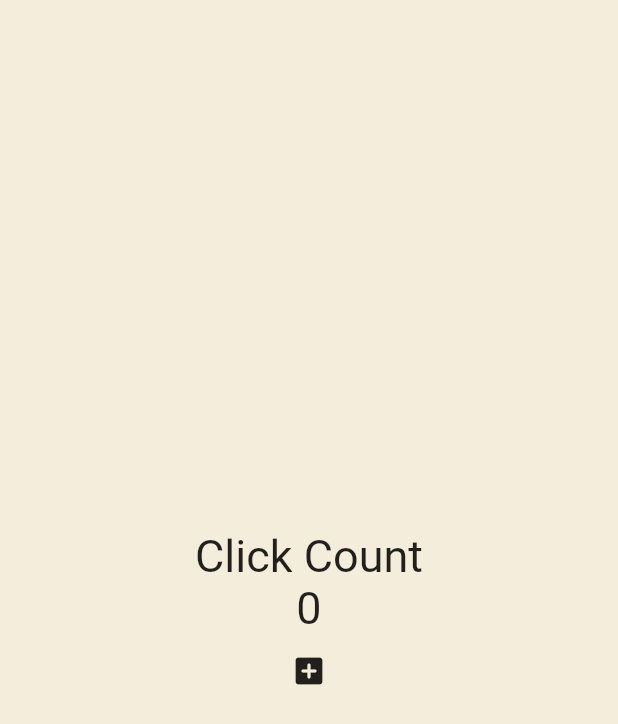
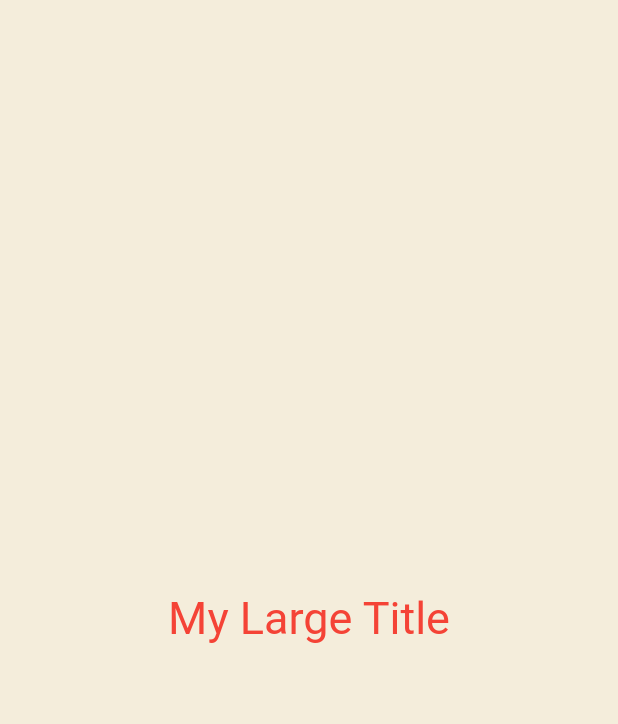
Before and after one commit to hadh93/flutter-toonflix, a Flutter app: the screen it shows after launch, on a phone screen of 412 x 824 dp. Shown: the top 724 px of the screen. Run offline on Flutter 3.47's test engine with Material 2 defaults, Android fonts, the phone set to English and light mode, and no system bars.

Commit message:
#4.3 BuildContext

```diff
--- a/lib/main.dart
+++ b/lib/main.dart
@@ -18,40 +18,40 @@ class App extends StatefulWidget {
 class _AppState extends State<App> {
   int counter = 0;
 
-  void onClicked() {
-    // setState함수를 호출하지 않으면 'build'메서드가 재실행되지 않아 UI가 변화하지 않음.
-    setState(() {
-      counter = counter + 1;
-    });
-  }
-
   @override
   Widget build(BuildContext context) {
     return MaterialApp(
+      theme: ThemeData(
+        textTheme: const TextTheme(
+          titleLarge: TextStyle(
+            color: Colors.red,
+          ),
+        ),
+      ),
       home: Scaffold(
         backgroundColor: const Color(0xFFF4EDDB),
         body: Center(
           child: Column(
             mainAxisAlignment: MainAxisAlignment.center,
-            children: [
-              const Text(
-                'Click Count',
-                style: TextStyle(fontSize: 30),
-              ),
-              Text(
-                '$counter',
-                style: const TextStyle(fontSize: 30),
-              ),
-              IconButton(
-                onPressed: onClicked,
-                icon: const Icon(
-                  Icons.add_box_rounded,
-                ),
-              )
-            ],
+            children: const [MyLargeTitle()],
           ),
         ),
       ),
     );
   }
 }
+
+class MyLargeTitle extends StatelessWidget {
+  const MyLargeTitle({
+    super.key,
+  });
+
+  @override
+  Widget build(BuildContext context) {
+    return Text(
+      'My Large Title',
+      style: TextStyle(
+          fontSize: 30, color: Theme.of(context).textTheme.titleLarge?.color),
+    );
+  }
+}
```
